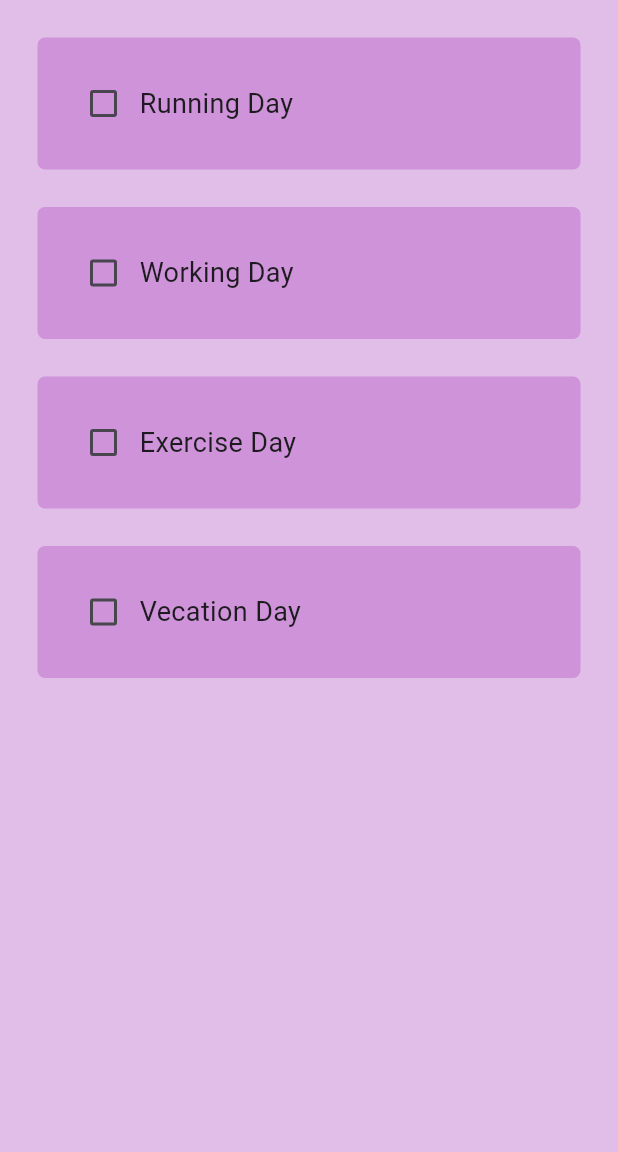
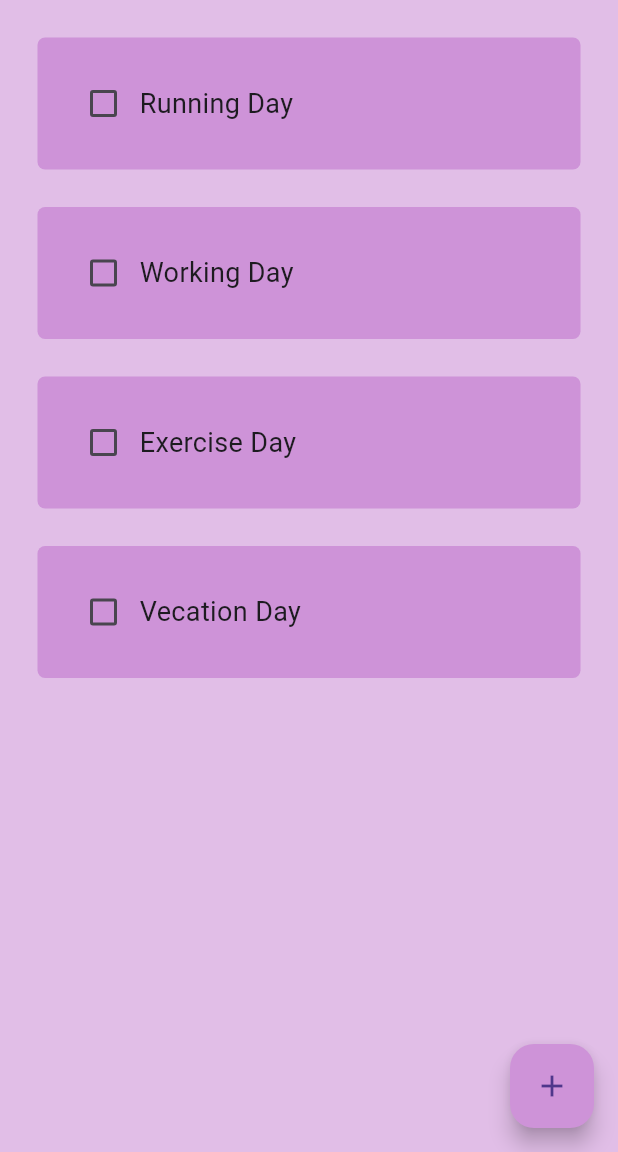
Before and after one commit to asadeee-web/TODO-APP, a Flutter app: the screen it shows after launch, on a phone screen of 412 x 824 dp, the part 84-1236 px from its top. Run offline on Flutter 3.47's test engine with Material 3 defaults, Android fonts, the phone set to English and light mode, and no system bars.

```diff
--- a/lib/custom_widgets/todo_tile.dart
+++ b/lib/custom_widgets/todo_tile.dart
@@ -29,7 +29,11 @@ class ToDoTile extends StatelessWidget {
 
             Text(
               text,
-              style: TextStyle(fontSize: 18),
+              style: TextStyle(
+                  fontSize: 18,
+                  decoration: taskcompleted
+                      ? TextDecoration.lineThrough
+                      : TextDecoration.none),
             ),
           ],
         ),
--- a/lib/screens/home_screen.dart
+++ b/lib/screens/home_screen.dart
@@ -1,4 +1,5 @@
 import 'package:flutter/material.dart';
+import 'package:todo_app/custom_widgets/dialog_box.dart';
 import 'package:todo_app/custom_widgets/todo_tile.dart';
 
 class HomeScreen extends StatefulWidget {
@@ -15,14 +16,18 @@ class _HomeScreenState extends State<HomeScreen> {
     ["Exercise Day", false],
     ["Vecation Day", false],
   ];
+  void usertaped(bool? value, int index) {
+    setState(() {
+      todolist[index][1] = !todolist[index][1];
+    });
+  }
+
+  void addNewtask() {
+    showDialog(context: context, builder: (context) => DialogBox());
+  }
+
   @override
   Widget build(BuildContext context) {
-    void usertaped(bool? value, int index) {
-      setState(() {
-        todolist[index][1] = !todolist[index][1];
-      });
-    }
-
     return Scaffold(
       backgroundColor: Colors.purple[100],
       appBar: AppBar(
@@ -35,7 +40,13 @@ class _HomeScreenState extends State<HomeScreen> {
       ),
 
       //listview todo tasks
-
+      floatingActionButton: FloatingActionButton(
+        backgroundColor: Colors.purple[200],
+        child: Icon(Icons.add),
+        onPressed: () {
+          addNewtask();
+        },
+      ),
       body: ListView.builder(
         itemCount: todolist.length,
         itemBuilder: (BuildContext context, int index) {
```
Also changed, not shown: lib/custom_widgets/button.dart (added, +16 -0 lines), lib/custom_widgets/dialog_box.dart (added, +33 -0 lines).
